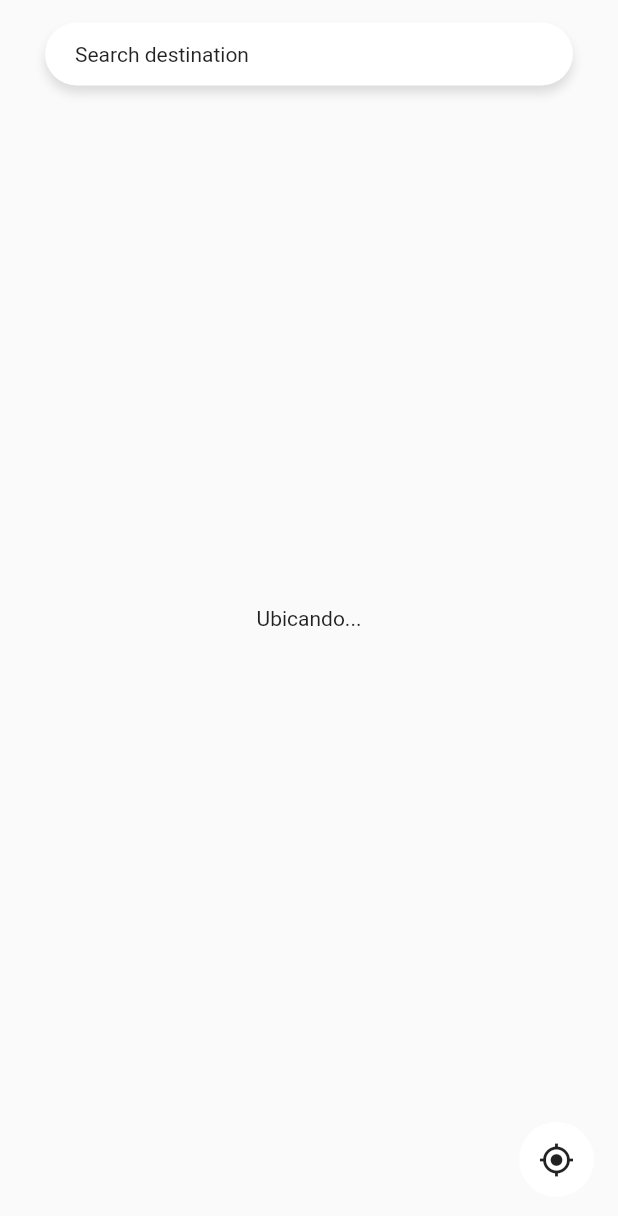
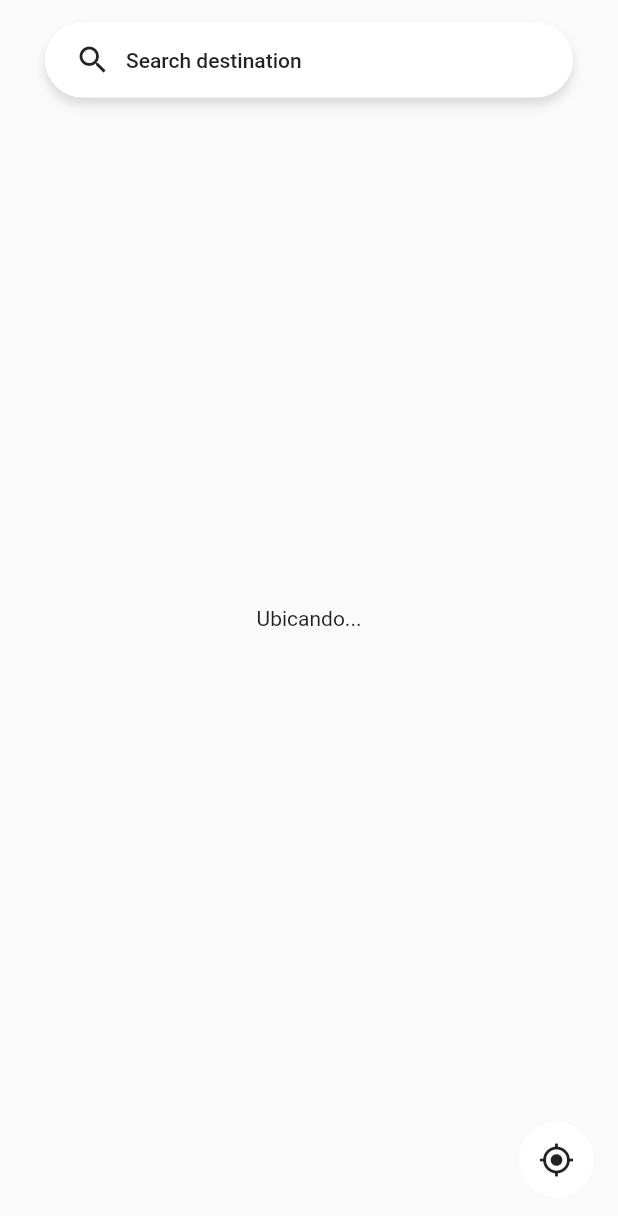
Before and after one commit to Fra05/Flutter-map-service, a Flutter app: the screen it shows after launch, on a phone screen of 412 x 824 dp. Shown: the top 1216 px of the screen. Run offline on Flutter 3.47's test engine with Material 2 defaults, Android fonts, the phone set to English and light mode, and no system bars; our stand-ins replace animate_do, bloc, dio, flutter_bloc, geolocator, google_maps_flutter and 1 more.

```diff
--- a/lib/pages/loading_page.dart
+++ b/lib/pages/loading_page.dart
@@ -4,8 +4,8 @@ import 'package:permission_handler/permission_handler.dart';
 
 import 'package:mapa_app/helpers/helpers.dart';
 
-import 'package:mapa_app/pages/acceso_gps_page.dart';
-import 'package:mapa_app/pages/mapa_page.dart';
+import 'package:mapa_app/pages/gps_access_page.dart';
+import 'package:mapa_app/pages/map_page.dart';
 
 class LoadingPage extends StatefulWidget {
   @override
--- a/lib/pages/mapa_page.dart
+++ b/lib/pages/map_page.dart
@@ -53,7 +53,7 @@ class _MapPageState extends State<MapPage> {
           initialCameraPosition: cameraPosition,
           myLocationEnabled: true,
           myLocationButtonEnabled: false,
-          zoomControlsEnabled: true,
+          zoomControlsEnabled: false,
           onMapCreated: mapBloc.initMapa,
           onCameraMove: (cameraPosition) =>
               mapBloc.add(OnMoveMap(cameraPosition.target)),
--- a/lib/search/search_destination.dart
+++ b/lib/search/search_destination.dart
@@ -13,7 +13,7 @@ class SearchDestination extends SearchDelegate<SearchResult> {
   final List<SearchResult> historial;
 
   SearchDestination(this.proximidad, this.historial)
-      : this.searchFieldLabel = 'Buscar...',
+      : this.searchFieldLabel = 'Search...',
         this._trafficService = new TrafficService();
 
   @override
--- a/lib/widgets/searchbar.dart
+++ b/lib/widgets/searchbar.dart
@@ -32,8 +32,19 @@ class SearchBar extends StatelessWidget {
           child: Container(
             padding: EdgeInsets.symmetric(horizontal: 20, vertical: 13),
             width: double.infinity,
-            child: Text('Search destination',
-                style: TextStyle(color: Colors.black87)),
+            child: Row(
+              children: [
+                Icon(Icons.search),
+                SizedBox(width: 10),
+                Text(
+                  'Search destination',
+                  style: TextStyle(
+                    color: Colors.black87,
+                    fontWeight: FontWeight.w500,
+                  ),
+                ),
+              ],
+            ),
             decoration: BoxDecoration(
                 color: Colors.white,
                 borderRadius: BorderRadius.circular(100),
--- a/pubspec.yaml
+++ b/pubspec.yaml
@@ -51,8 +51,8 @@ flutter:
   uses-material-design: true
 
   # To add assets to your application, add an assets section, like this:
-  assets:
-    - assets/
+  # assets:
+    # - assets/
   #   - images/a_dot_ham.jpeg
 
   # An image asset can refer to one or more resolution-specific "variants", see
```
Also changed, not shown: lib/pages/gps_access_page.dart (renamed from lib/pages/acceso_gps_page.dart).
